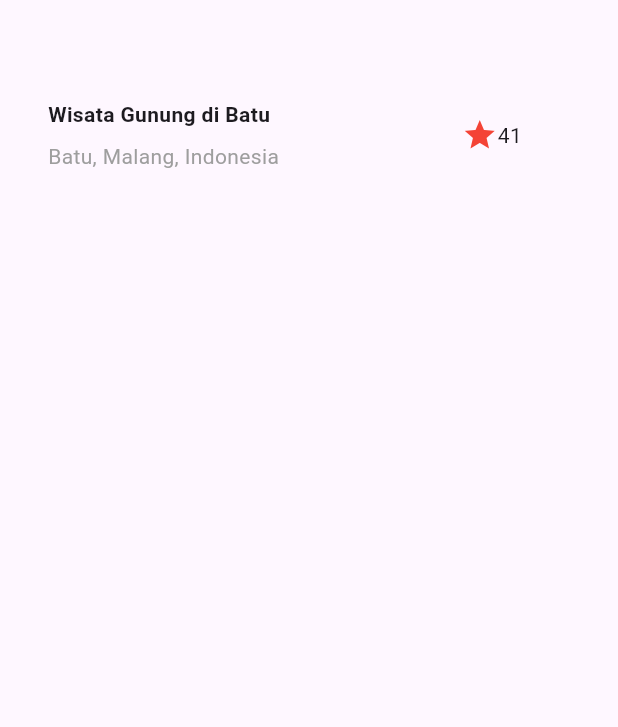
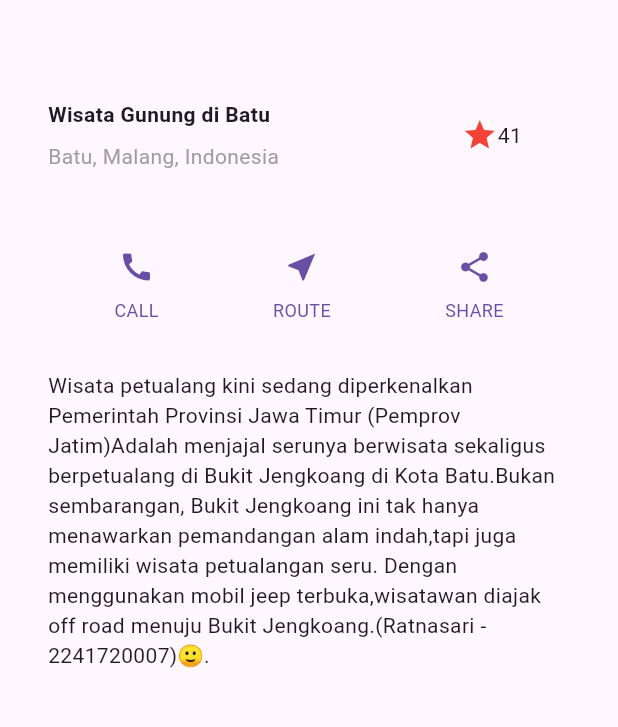
Before and after one commit to Ratnasari124/Pemrograman_Mobile-Praktikum, a Flutter app: the screen it shows after launch, on a phone screen of 412 x 824 dp, the part 63-790 px from its top. Run offline on Flutter 3.47's test engine with Material 3 defaults, Android fonts, the phone set to English and light mode, and no system bars.

Commit message:
praktikum 2 dan 3

```diff
--- a/Praktikum 6/layout_flutter/lib/main.dart
+++ b/Praktikum 6/layout_flutter/lib/main.dart
@@ -45,9 +45,34 @@ class MyApp extends StatelessWidget {
       ],
     ),
   );
+  //Praktikum 3 Langkah 1
+  Widget textSection = Container(
+    padding: const EdgeInsets.all(32),
+    child: const Text(
+      'Wisata petualang kini sedang diperkenalkan Pemerintah Provinsi Jawa Timur (Pemprov Jatim)'
+      'Adalah menjajal serunya berwisata sekaligus berpetualang di Bukit Jengkoang di Kota Batu.'
+      'Bukan sembarangan, Bukit Jengkoang ini tak hanya menawarkan pemandangan alam indah,'
+      'tapi juga memiliki wisata petualangan seru. Dengan menggunakan mobil jeep terbuka,'
+      'wisatawan diajak off road menuju Bukit Jengkoang.'
+      '(Ratnasari - 2241720007)🙂.',
+      softWrap: true,
+    ),
+  );
   //Langkah 1
   @override
   Widget build(BuildContext context) {
+
+    //Button Section Praktikum 2 Langkah 2
+    Color color = Theme.of(context).primaryColor;
+
+    Widget buttonSection = Row(
+      mainAxisAlignment: MainAxisAlignment.spaceEvenly,
+      children: [
+        _buildButtonColumn(color, Icons.call, 'CALL'),
+        _buildButtonColumn(color, Icons.near_me, 'ROUTE'),
+        _buildButtonColumn(color, Icons.share, 'SHARE'),
+      ],
+    );
     return MaterialApp(
       title: 'Flutter layout: Ratnasari 2241720007',
       home: Scaffold(
@@ -57,9 +82,33 @@ class MyApp extends StatelessWidget {
         body : Column(
           children: [
             titleSection,
+            buttonSection, //Praktikum 2 Langkah 3
+            textSection, //Praktikum 3 Langkah 2
             ],
         ),
       ),
     );
   }
+
+  //Praktikum 2 Langkah 1
+  Column _buildButtonColumn(Color color, IconData icon, String label) {
+    return Column(
+      mainAxisSize: MainAxisSize.min,
+      mainAxisAlignment: MainAxisAlignment.center,
+      children: [
+        Icon(icon, color: color),
+        Container(
+          margin: const EdgeInsets.only(top: 8),
+          child: Text(
+            label,
+            style: TextStyle(
+              fontSize: 12,
+              fontWeight: FontWeight.w400,
+              color: color,
+            ),
+          ),
+        ),
+      ],
+    );
+  }
 }
```
Also changed, not shown: 1 other file.
